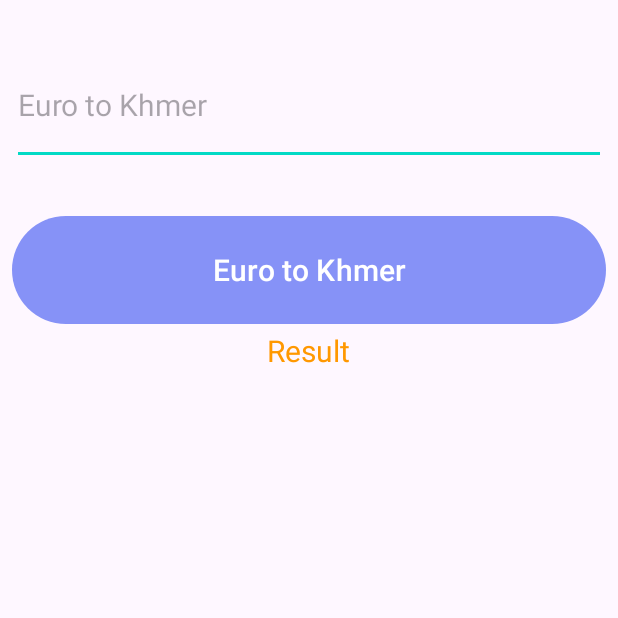
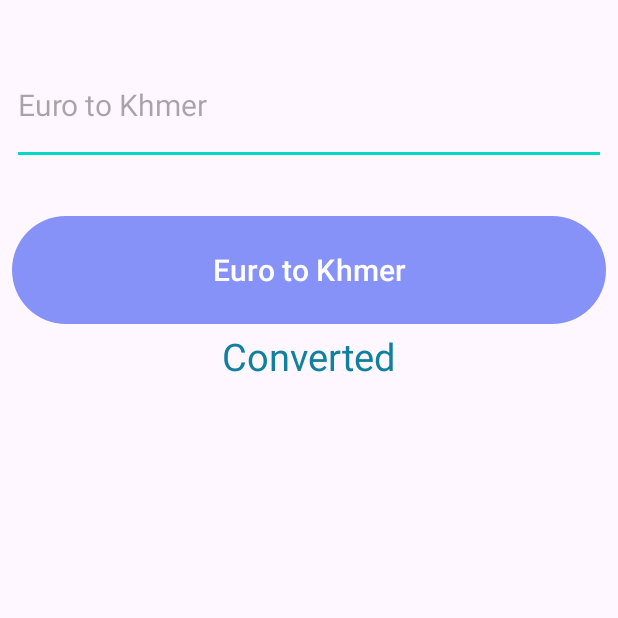
Before and after one commit to thoeurnpheakdey-tech/MobileApplication, an Android app: the EnConvertKh screen opened directly, with no data from a screen before it, on a phone screen of 412 x 824 dp, the top half of it. Run offline under Robolectric (Android 15) with nearby library versions, the light colour scheme and no system bars.

Commit message:
update 9

```diff
--- a/app/src/main/res/layout/activity_en_convert_kh.xml
+++ b/app/src/main/res/layout/activity_en_convert_kh.xml
@@ -19,26 +19,27 @@
         android:layout_centerHorizontal="true"
         android:onClick="convertEUToRiel"
         android:inputType="numberDecimal"/>
+
     <Button
         android:id="@+id/btn_eu_kh"
-        android:layout_below="@+id/edt_text"
         android:layout_width="match_parent"
         android:layout_height="80dp"
+        android:layout_below="@+id/edt_text"
+        android:layout_centerHorizontal="true"
+        android:layout_marginLeft="8dp"
         android:layout_marginTop="30dp"
-        android:layout_marginLeft="8dp"
         android:layout_marginRight="8dp"
-        android:textSize="20dp"
         android:text="@string/btn_eu"
-        android:layout_centerHorizontal="true"/>
+        android:textSize="20dp" />
 
     <TextView
         android:id="@+id/txt_result"
         android:layout_below="@+id/btn_eu_kh"
         android:layout_width="wrap_content"
         android:layout_height="wrap_content"
-        android:text="Result"
+        android:text="Converted"
         android:layout_centerHorizontal="true"
-        android:textSize="20dp"
-        android:textColor="@color/orange"/>
+        android:textSize="25dp"
+        android:textColor="#10809C"/>
 
 </RelativeLayout>
--- a/app/src/main/res/layout/activity_kh_convert_en.xml
+++ b/app/src/main/res/layout/activity_kh_convert_en.xml
@@ -36,9 +36,9 @@
         android:layout_below="@+id/btn_kh_en"
         android:layout_width="wrap_content"
         android:layout_height="wrap_content"
-        android:text="Result"
+        android:text="Converted"
         android:layout_centerHorizontal="true"
-        android:textSize="20dp"
-        android:textColor="@color/orange"/>
+        android:textSize="25dp"
+        android:textColor="#10809C"/>
 
 </RelativeLayout>
--- a/app/src/main/res/layout/activity_kh_convert_usd.xml
+++ b/app/src/main/res/layout/activity_kh_convert_usd.xml
@@ -36,9 +36,9 @@
         android:layout_below="@+id/btn_kh_usd"
         android:layout_width="wrap_content"
         android:layout_height="wrap_content"
-        android:text="Result"
+        android:text="Converted"
         android:layout_centerHorizontal="true"
-        android:textSize="20dp"
-        android:textColor="@color/orange"/>
+        android:textSize="25dp"
+        android:textColor="#10809C"/>
 
 </RelativeLayout>
--- a/app/src/main/res/layout/activity_usd_convert_kh.xml
+++ b/app/src/main/res/layout/activity_usd_convert_kh.xml
@@ -36,9 +36,9 @@
         android:layout_below="@+id/btn_usd_kh"
         android:layout_width="wrap_content"
         android:layout_height="wrap_content"
-        android:text="Result"
+        android:text="Converted"
         android:layout_centerHorizontal="true"
-        android:textSize="20dp"
-        android:textColor="@color/orange"/>
+        android:textSize="25dp"
+        android:textColor="#10809C"/>
 
 </RelativeLayout>
```
Also changed, not shown: app/src/main/res/layout/activity_select_convert.xml (+10 -2 lines), app/src/main/res/drawable/dinosour2.jpeg (deleted), 2 other files.
